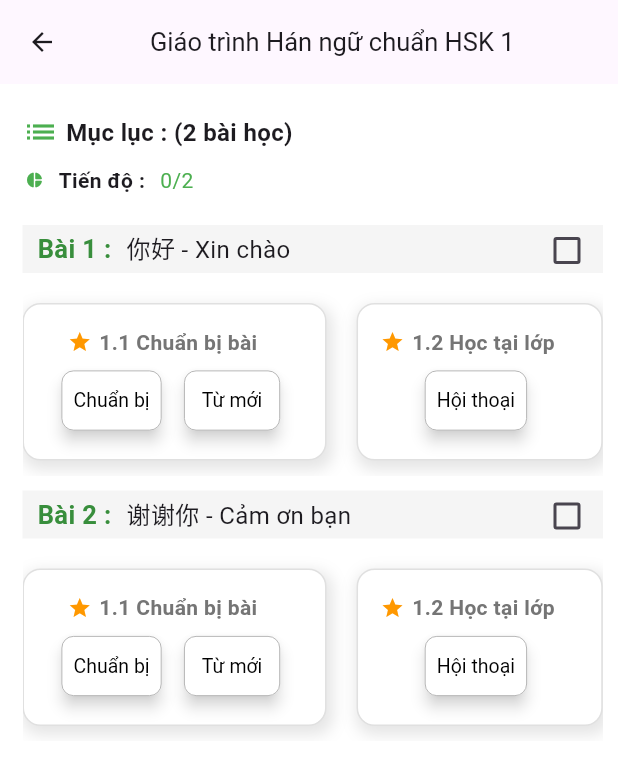
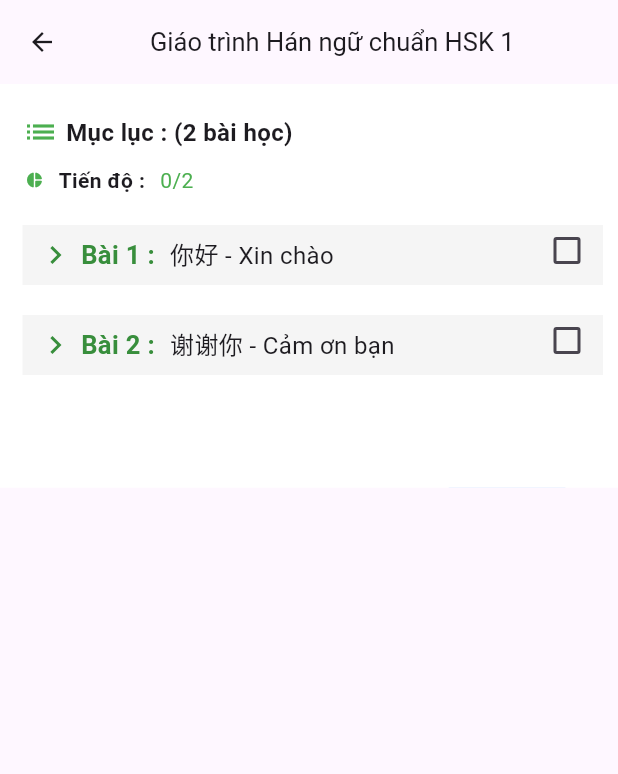
Before and after one commit to hasonsk/Luping-app, a Flutter app: the BookPage screen opened directly with sample values from the repository, on a phone screen of 412 x 824 dp. Shown: the top 774 px of the screen. Run offline on Flutter 3.47's test engine with Material 3 defaults, Android fonts, the phone set to English and light mode, and no system bars; our stand-ins replace cached_network_image, carousel_slider, cloud_firestore, firebase_auth, firebase_core, flutter_dotenv and 10 more; accounts and stored records are empty; statements that could not run were skipped.

Commit message:
Update UI

```diff
--- a/luping.app/lib/pages/lessons/lesson_item.dart
+++ b/luping.app/lib/pages/lessons/lesson_item.dart
@@ -66,12 +66,20 @@ class _LessonItemState extends State<LessonItem> {
         Column(
           crossAxisAlignment: CrossAxisAlignment.start,
           children: [
-            Container(
+            // Tiêu đề bài học - Nhấn vào sẽ mở hoặc đóng danh sách
+            GestureDetector(
+              onTap: _toggleExpand,
+              child: Container(
                 color: Colors.grey[100],
                 margin: const EdgeInsets.symmetric(vertical: 10),
-              padding: const EdgeInsets.symmetric(vertical: 4, horizontal: 10),
+                padding: const EdgeInsets.symmetric(vertical: 8, horizontal: 10),
                 child: Row(
                   children: [
+                    Icon(
+                      _isExpanded ? Icons.keyboard_arrow_down : Icons.keyboard_arrow_right,
+                      color: Colors.green[700],
+                    ),
+                    const SizedBox(width: 5),
                     Text(
                       'Bài ${widget.lesson.lessonPosition} :',
                       style: TextStyle(
@@ -91,7 +99,12 @@ class _LessonItemState extends State<LessonItem> {
                   ],
                 ),
               ),
-            SingleChildScrollView(
+            ),
+            // Chỉ hiển thị nếu _isExpanded == true
+            if (_isExpanded)
+              Container(
+                margin: EdgeInsets.symmetric(horizontal: 10),
+                child: SingleChildScrollView(
                   scrollDirection: Axis.horizontal,
                   child: Row(
                     children: [
@@ -99,7 +112,7 @@ class _LessonItemState extends State<LessonItem> {
                         title: '1.1 Chuẩn bị bài',
                         buttons: [
                           _buildButton(context, 'Chuẩn bị', () => _navigateToKanjiScreen(context)),
-                      _buildButton(context, 'Từ mới', () => _navigateToVocabularyScreen(context)),
+                          _buildButton(context, 'Từ mới', () => _navigateToKanjiScreen(context)),
                         ],
                       ),
                       SizedBox(width: 20),
@@ -119,19 +132,16 @@ class _LessonItemState extends State<LessonItem> {
                       ),
                     ],
                   ),
-            )
+                ),
+              ),
           ],
         ),
         Positioned(
           top: 3,
           right: 0,
           child: Checkbox(
-            value: _isChecked,
-            onChanged: (bool? value) {
-              setState(() {
-                _isChecked = value ?? false;
-              });
-            },
+            value: false,
+            onChanged: (bool? value) {},
             activeColor: Colors.green,
           ),
         )
```
Lines whose indentation alone changed are shown as unchanged.
